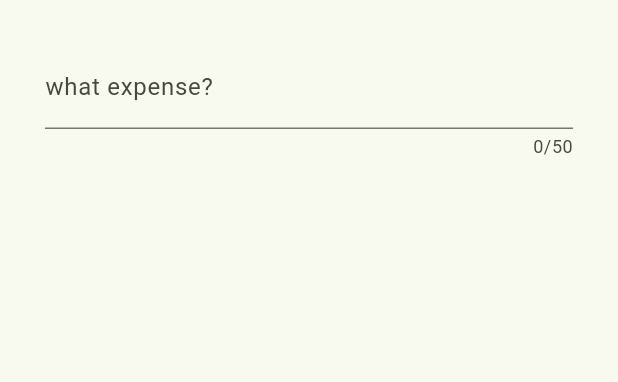
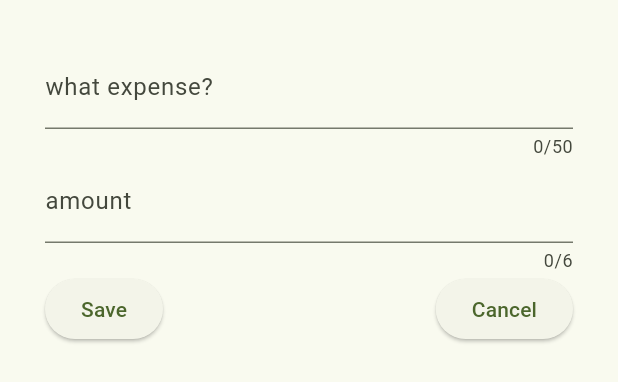
Before and after one commit to itrieditlikethis/expense_tracker, a Flutter app: the NewExpense widget shown alone on an empty page, opened directly, on a phone screen of 412 x 824 dp. Shown: the top 382 px of the screen. Run offline on Flutter 3.47's test engine with Material 3 defaults, Android fonts, the phone set to English and light mode, and no system bars.

Commit message:
feat: add amount input

```diff
--- a/lib/widgets/new_expense.dart
+++ b/lib/widgets/new_expense.dart
@@ -11,10 +11,14 @@ class NewExpense extends StatefulWidget {
 
 class _NewExpenseState extends State<NewExpense> {
   final _addNewExpenseController = TextEditingController();
+  final _addAmmountController = TextEditingController();
+
+  // final _expenseDataMap = {};
 
   @override
   void dispose() {
     _addNewExpenseController.dispose();
+    _addAmmountController.dispose();
     super.dispose();
   }
 
@@ -34,6 +38,27 @@ class _NewExpenseState extends State<NewExpense> {
               decoration: InputDecoration(label: Text("what expense?")),
               keyboardType: TextInputType.text,
             ),
+            TextField(
+              controller: _addAmmountController,
+              maxLength: 6,
+              decoration: InputDecoration(
+                label: Text('amount'),
+                prefixText: '\$ ',
+              ),
+              keyboardType: TextInputType.number,
+            ),
+            Row(
+              mainAxisAlignment: MainAxisAlignment.spaceBetween,
+              children: [
+                ElevatedButton(
+                  onPressed: () => print(
+                    '${_addNewExpenseController.text} / ${_addAmmountController.text}',
+                  ),
+                  child: Text('Save'),
+                ),
+                ElevatedButton(onPressed: () {}, child: Text("Cancel")),
+              ],
+            ),
           ],
         ),
       ),
```
